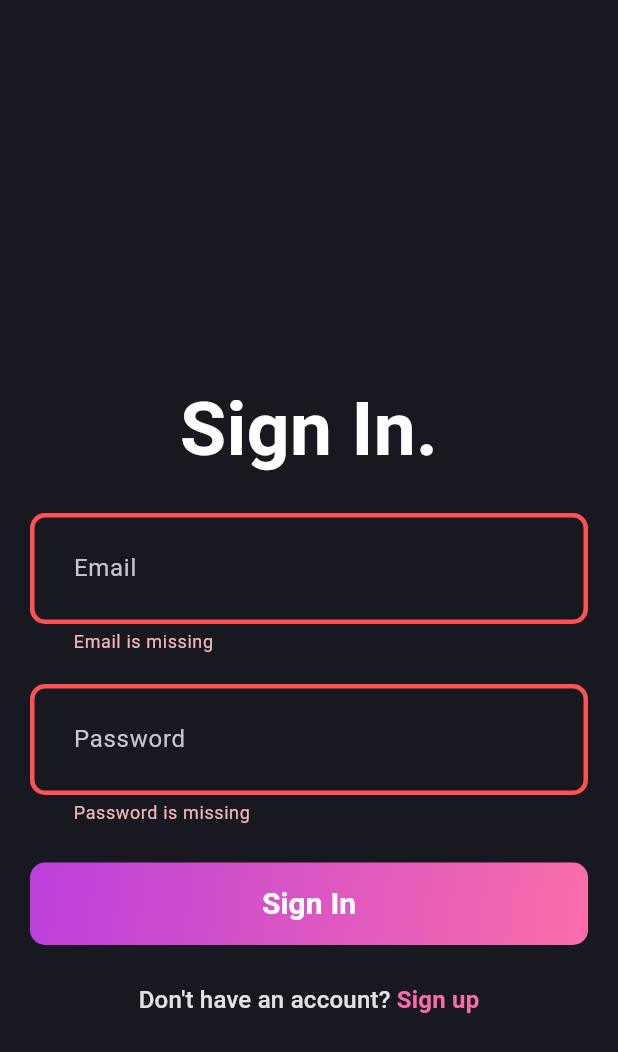
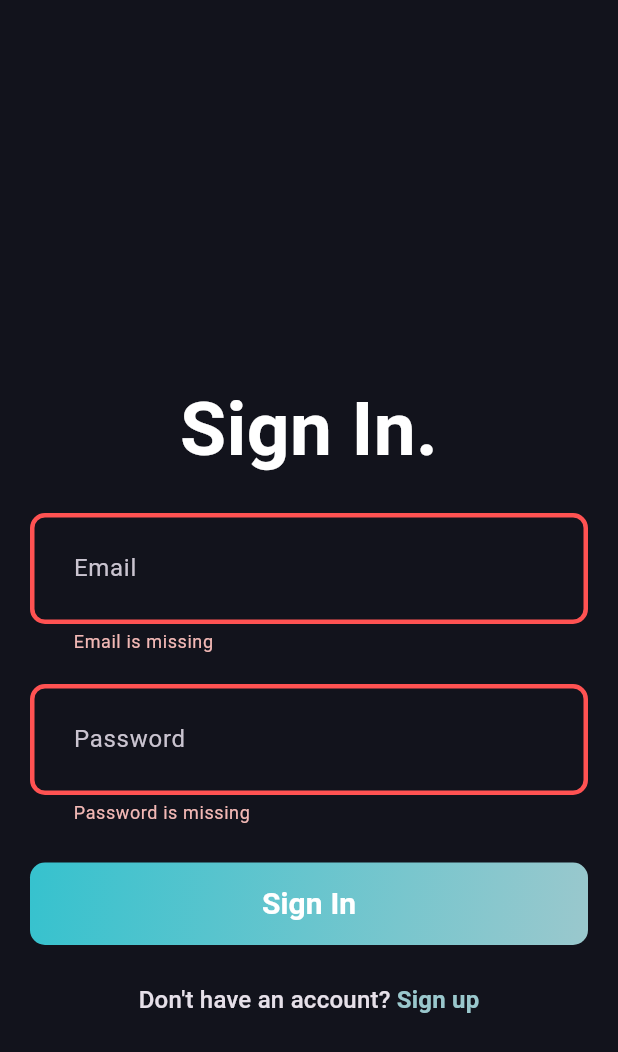
Before and after one commit to Smit-Keni/blog_app, a Flutter app: the screen it shows after launch, after a tap on "Sign In", on a phone screen of 412 x 824 dp. Shown: the top 1052 px of the screen. Run offline on Flutter 3.47's test engine with Material 3 defaults, Android fonts, the phone set to English and light mode, and no system bars; our stand-ins replace cloud_firestore, dotted_border, firebase_auth, firebase_core, firebase_database, firebase_storage and 5 more; accounts and stored records are empty.

Commit message:
final final

```diff
--- a/lib/core/theme/app_pallete.dart
+++ b/lib/core/theme/app_pallete.dart
@@ -1,15 +1,15 @@
 import 'package:flutter/material.dart';
 
 class AppPallete {
-  static const Color backgroundColor = Color.fromRGBO(24, 24, 32, 1);
-  static const Color gradient1 = Color.fromRGBO(187, 63, 221, 1);
-  static const Color gradient2 = Color.fromRGBO(251, 109, 169, 1);
-  static const Color gradient3 = Color.fromRGBO(255, 159, 124, 1);
+  static const Color backgroundColor = Color(0xff12131c);
+  static const Color gradient1 = Color(0xff36C2CE);
+  static const Color gradient2 = Color(0xff9AC8CD);
+  static const Color gradient3 = Color(0xff0E46A3);
   static const Color borderColor = Color.fromRGBO(52, 51, 67, 1);
   static const Color whiteColor = Colors.white;
   static const Color greyColor = Colors.grey;
   static const Color errorColor = Colors.redAccent;
   static const Color transparentColor = Colors.transparent;
-  static const Color categoryColor = Color(0xfffa66a9);
+  static const Color categoryColor = Color(0xffB1AFFF);
   static const Color backgroundColor2 = Color(0xff232429);
 }
--- a/lib/core/usecase/usecase.dart
+++ b/lib/core/usecase/usecase.dart
@@ -4,4 +4,6 @@ import '../error/failures.dart';
 
 abstract interface class useCase<SuccessType,Params>{
   Future<Either<Failure,SuccessType>> call(Params params);
+
+
 }
--- a/lib/features/auth/domain/repository/auth_repository.dart
+++ b/lib/features/auth/domain/repository/auth_repository.dart
@@ -21,4 +21,6 @@ abstract interface class authRepository{
   });
 
   Future<Either<Failure,User>>currentUser();
+
+  Future<Either<Failure,String?>>logout();
 }
--- a/lib/features/auth/domain/usecases/user_logout.dart
+++ b/lib/features/auth/domain/usecases/user_logout.dart
@@ -0,0 +1,22 @@
+import 'package:blogapp/core/error/failures.dart';
+import 'package:blogapp/core/usecase/usecase.dart';
+import 'package:blogapp/features/auth/data/repositories/auth_repository_impl.dart';
+import 'package:blogapp/features/auth/domain/repository/auth_repository.dart';
+import 'package:blogapp/features/auth/domain/usecases/current_user.dart';
+import 'package:fpdart/src/either.dart';
+
+import '../../../../core/common/entities/user.dart';
+
+class UserLogout implements useCase<String?,noParams>{
+  final authRepository AuthRepository;
+  UserLogout(this.AuthRepository);
+
+
+
+  @override
+  Future<Either<Failure, String?>> call(noParams params) async{
+    return await AuthRepository.logout();
+  }
+
+
+}
--- a/lib/features/auth/presentation/bloc/auth_bloc.dart
+++ b/lib/features/auth/presentation/bloc/auth_bloc.dart
@@ -1,10 +1,12 @@
 import 'package:blogapp/features/auth/domain/usecases/current_user.dart';
 import 'package:blogapp/features/auth/domain/usecases/user_sign_up.dart';
 import 'package:blogapp/features/auth/domain/usecases/user_login.dart';
+import 'package:blogapp/features/auth/domain/usecases/user_logout.dart';
+
 import 'package:flutter/material.dart';
 import 'package:flutter_bloc/flutter_bloc.dart';
 import '../../../../core/common/Cubits/app_user_cubit.dart';
-import '../../../../core/common/entities/user.dart';
+import 'package:blogapp/core/common/entities/user.dart';
 part 'auth_event.dart';
 part 'auth_state.dart';
 
@@ -13,21 +15,25 @@ class AuthBloc extends Bloc<AuthEvent, AuthState> {
   final UserLogin _userLogin;
   final CurrentUser _currentuser;
   final AppUserCubit _appUserCubit;
+  final UserLogout _userLogout;
 
   AuthBloc({
     required userSignUp UserSignUp,
     required UserLogin userLogin,
     required CurrentUser currentUser,
-    required AppUserCubit appUserCubit
+    required AppUserCubit appUserCubit,
+    required UserLogout userLogout
   }) : _userSignUp = UserSignUp,
   _userLogin = userLogin,
   _currentuser = currentUser,
   _appUserCubit = appUserCubit,
+  _userLogout = userLogout,
         super(AuthInitial()) {
     on<AuthEvent>((_,emit)=>emit(AuthLoading()));
     on<AuthSignUp>(_onAuthSignup);
     on<AuthLogin>(_onAuthLogin);
     on<AuthIsUserLoggedIn>(_isUserLoggedIn);
+    on<AuthLogout>(_onAuthLogout);
   }
 
   void _isUserLoggedIn(AuthIsUserLoggedIn event,Emitter<AuthState> emit)async{
@@ -61,7 +67,7 @@ class AuthBloc extends Bloc<AuthEvent, AuthState> {
     res.fold((l)=>emit(AuthFailure(l.message)),
             (user) =>_emitAuthSuccess(user,emit));
 
-    print(event.email+" Test login");
+    //print(event.email+" Test login");
 
   }
 
@@ -73,4 +79,14 @@ class AuthBloc extends Bloc<AuthEvent, AuthState> {
     // _isUserLoggedIn(event, emit)
     emit(AuthSuccess(user));
 }
+
+  void _onAuthLogout(
+      AuthLogout event,
+      Emitter<AuthState> emit,
+
+      ){
+
+    _userLogout;
+
+  }
 }
--- a/lib/features/auth/presentation/bloc/auth_event.dart
+++ b/lib/features/auth/presentation/bloc/auth_event.dart
@@ -29,3 +29,7 @@ final class AuthLogin extends AuthEvent{
 final class AuthIsUserLoggedIn extends AuthEvent{
 
 }
+
+final class AuthLogout extends AuthEvent{
+
+}
--- a/lib/init_dependencies.dart
+++ b/lib/init_dependencies.dart
@@ -14,6 +14,7 @@ import 'package:blogapp/features/blog/domain/usecases/upload_blog.dart';
 import 'package:firebase_core/firebase_core.dart';
 import 'package:get_it/get_it.dart';
 
+import 'features/auth/domain/usecases/user_logout.dart';
 import 'features/blog/presentation/bloc/blog_bloc.dart';
 import 'firebase_options.dart';
 
@@ -35,11 +36,13 @@ void _initAuth() {
     ..registerFactory(() => userSignUp(serviceLocator()))
     ..registerFactory(() => UserLogin(serviceLocator()))
     ..registerFactory(() => CurrentUser(serviceLocator()))
+    ..registerFactory(()=> UserLogout(serviceLocator()))
     ..registerLazySingleton(() => AuthBloc(
         UserSignUp: serviceLocator(),
         userLogin: serviceLocator(),
         currentUser: serviceLocator(),
-        appUserCubit: serviceLocator()));
+        appUserCubit: serviceLocator(),
+        userLogout: serviceLocator()));
 }
 
 void _initBlog() {
```
Also changed, not shown: lib/features/auth/data/data sources/auth_remote_data_source.dart (+14 -0 lines), lib/features/auth/data/repositories/auth_repository_impl.dart (+12 -0 lines), lib/features/blog/presentation/pages/blog_page.dart (+25 -21 lines).
